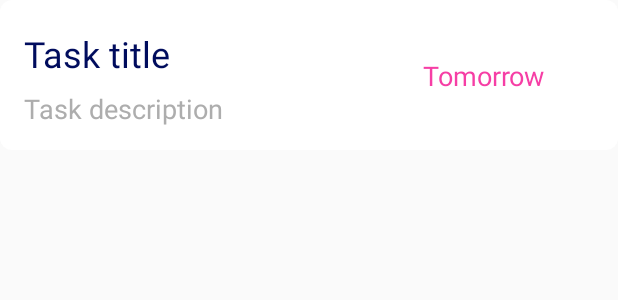
After one commit to anohabbah/Tasking, an Android app: the layout task_item.xml on its own in the app's theme, with its tools: preview values and no code run, on a phone screen of 412 x 824 dp. The commit adds this screen. Shown: the top 300 px of the screen. Run offline under Robolectric (Android 15) with nearby library versions, the phone set to English and light mode, and no system bars.

Commit message:
task list item

```diff
--- /dev/null
+++ b/app/src/main/res/drawable/bg_task_item.xml
@@ -0,0 +1,6 @@
+<?xml version="1.0" encoding="utf-8"?>
+<shape xmlns:android="http://schemas.android.com/apk/res/android">
+    <solid android:color="#FFF" />
+
+    <corners android:radius="8dp" />
+</shape>
--- /dev/null
+++ b/app/src/main/res/layout/task_item.xml
@@ -0,0 +1,49 @@
+<?xml version="1.0" encoding="utf-8"?>
+<LinearLayout xmlns:android="http://schemas.android.com/apk/res/android"
+    android:layout_width="match_parent"
+    android:layout_height="100dp"
+    android:background="@drawable/bg_task_item">
+
+    <LinearLayout
+        android:layout_width="220dp"
+        android:layout_height="match_parent"
+        android:layout_marginStart="16dp"
+        android:orientation="vertical">
+
+        <TextView
+            android:id="@+id/task_item_txt_title"
+            android:layout_marginTop="19dp"
+            android:textSize="24sp"
+            android:text="Task title"
+            android:textColor="#000C5D"
+            android:layout_height="wrap_content"
+            android:layout_width="wrap_content" />
+
+        <TextView
+            android:id="@+id/task_item_txt_description"
+            android:layout_width="wrap_content"
+            android:layout_height="wrap_content"
+            android:layout_marginTop="8dp"
+            android:text="Task description"
+            android:textColor="#ADADAD"
+            android:textSize="18sp" />
+    </LinearLayout>
+
+    <LinearLayout
+        android:layout_width="match_parent"
+        android:layout_height="wrap_content"
+        android:layout_marginStart="45dp"
+        android:layout_marginTop="30dp"
+        android:orientation="vertical">
+
+        <TextView
+            android:id="@+id/task_item_txt_date"
+            android:layout_width="wrap_content"
+            android:layout_height="wrap_content"
+            android:layout_marginTop="8dp"
+            android:text="Tomorrow"
+            android:textAlignment="center"
+            android:textColor="#F63EA5"
+            android:textSize="18sp" />
+    </LinearLayout>
+</LinearLayout>
--- a/app/src/main/res/values/colors.xml
+++ b/app/src/main/res/values/colors.xml
@@ -1,6 +1,6 @@
 <?xml version="1.0" encoding="utf-8"?>
 <resources>
-    <color name="colorPrimary">#008577</color>
-    <color name="colorPrimaryDark">#00574B</color>
+    <color name="colorPrimary">#3F51B5</color>
+    <color name="colorPrimaryDark">#000C5D</color>
     <color name="colorAccent">#D81B60</color>
 </resources>
--- a/app/src/main/res/values/strings.xml
+++ b/app/src/main/res/values/strings.xml
@@ -1,3 +1,6 @@
 <resources>
     <string name="app_name">Tasking</string>
+    <string name="act_main_title">Tasks</string>
+    <string name="act_main_subtitle">Finish them quickly today.</string>
+    <string name="act_main_no_more_tasks">No more tasks</string>
 </resources>
--- a/app/src/main/res/values/styles.xml
+++ b/app/src/main/res/values/styles.xml
@@ -1,7 +1,7 @@
 <resources>
 
     <!-- Base application theme. -->
-    <style name="AppTheme" parent="Theme.AppCompat.Light.DarkActionBar">
+    <style name="AppTheme" parent="Theme.AppCompat.Light.NoActionBar">
         <!-- Customize your theme here. -->
         <item name="colorPrimary">@color/colorPrimary</item>
         <item name="colorPrimaryDark">@color/colorPrimaryDark</item>
--- a/build.gradle
+++ b/build.gradle
@@ -8,6 +8,7 @@ buildscript {
     }
     dependencies {
         classpath 'com.android.tools.build:gradle:3.5.3'
+        classpath 'com.google.gms:google-services:4.2.0'
 
         // NOTE: Do not place your application dependencies here; they belong
         // in the individual module build.gradle files
```
Also changed, not shown: app/build.gradle (+15 -3 lines), app/src/main/java/abbah/anoh/android/tasking/MainActivity.java (+63 -0 lines), app/src/main/java/abbah/anoh/android/tasking/Task.java (added, +39 -0 lines), app/src/main/java/abbah/anoh/android/tasking/TaskAdapter.java (added, +60 -0 lines), app/src/main/res/layout/activity_main.xml (+52 -10 lines), app/src/main/assets/fonts/MLight.ttf (added), app/src/main/assets/fonts/MMedium.ttf (added), app/src/main/assets/fonts/MRegular.ttf (added), 1 other file.
